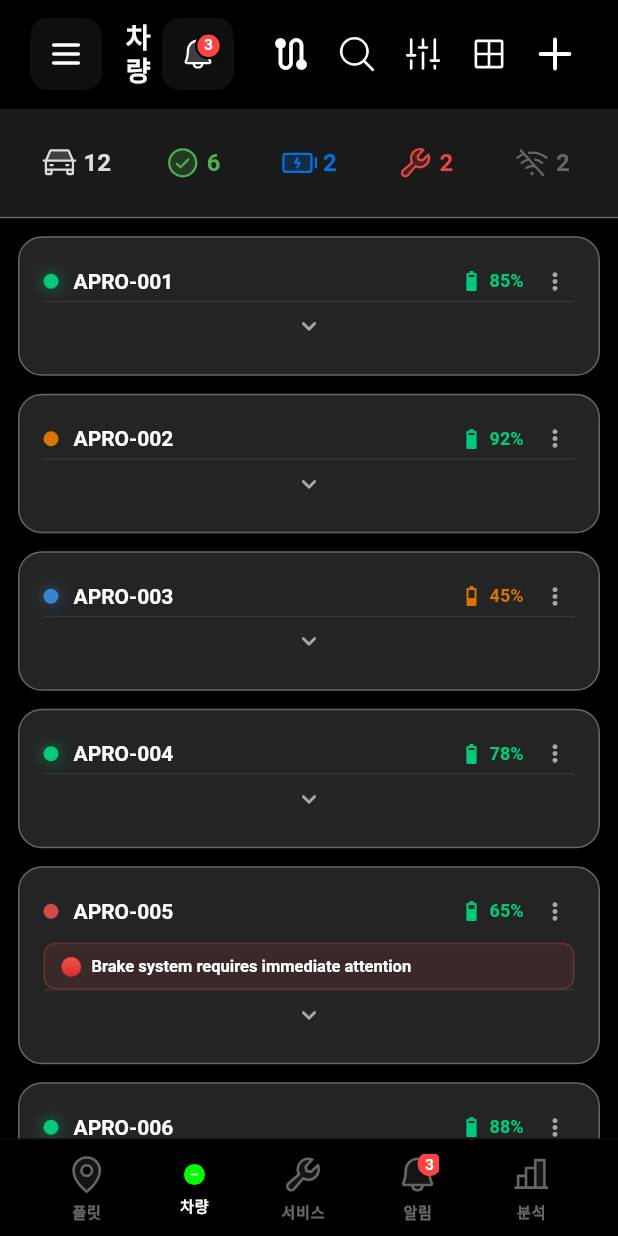
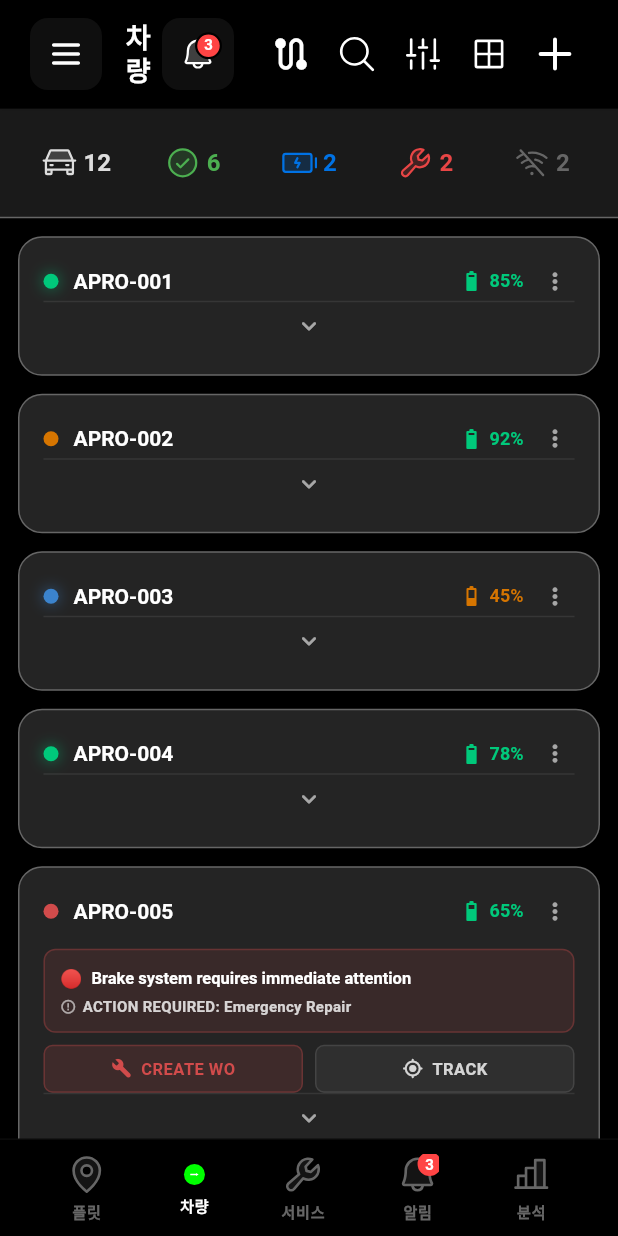
Before and after one commit to viakisun/aprofleet_manager_app, a Flutter app: the CartInventoryList screen opened by its route, on a phone screen of 412 x 824 dp. Run offline on Flutter 3.47's test engine with Material 3 defaults, Android fonts, the phone set to English and light mode, and no system bars; our stand-ins replace fl_chart, flutter_riverpod, freezed_annotation, go_router, google_maps_flutter, image_picker and 7 more; missing offline and left inert: mapbox_maps_flutter, mobile_scanner; accounts and stored records are empty; generated files the repository leaves out were written again; statements that could not run were skipped; project files that could hold a hidden picture were left out.

Commit message:
feat(vehicles): Add critical issue alerts and quick actions to cart cards
Enhanced cart card UI with critical issue notifications and quick access:

**Cart Card Enhancements:**
- Display critical issues with severity badges and action prompts
- Add quick action buttons (CREATE WO, TRACK) in collapsed state
- Improve issue visibility with two-line message display
- Add "ACTION REQUIRED" label with recommended action type

**Map Improvements:**
- Hide Mapbox scale bar for cleaner map interface

**Navigation:**
- Add cart profile route (/cm/profile/:id) with slide transition

**Mock Data:**
- Add sample cart issue to fallback cart for testing
- Include CartIssue model in mock API

**IDE Configuration:**
- Update IntelliJ IDEA project settings

🤖 Generated with [Claude Code](https://claude.com/claude-code)

Co-Authored-By: Claude <noreply@anthropic.com>

```diff
--- a/lib/core/services/map/mapbox_map_view.dart
+++ b/lib/core/services/map/mapbox_map_view.dart
@@ -97,6 +97,9 @@ class MapboxMapViewState extends ConsumerState<MapboxMapView> {
   Future<void> _onMapCreated(MapboxMap mapboxMap) async {
     _mapboxMap = mapboxMap;
     debugPrint('[MapboxMapView] Map created at globe scale');
+
+    // Hide scale bar
+    await mapboxMap.scaleBar.updateSettings(ScaleBarSettings(enabled: false));
 
     // 경로가 있으면 즉시 애니메이션 시작
     if (widget.routeCoordinates != null && !_hasAnimatedToRoute) {
--- a/lib/core/services/mock/mock_api.dart
+++ b/lib/core/services/mock/mock_api.dart
@@ -4,6 +4,7 @@ import 'package:flutter/services.dart';
 import 'package:latlong2/latlong.dart';
 
 import '../../../domain/models/cart.dart';
+import '../../../domain/models/cart_issue.dart';
 import '../../../domain/models/work_order.dart';
 import '../../../domain/models/alert.dart';
 import '../../../domain/models/telemetry.dart';
@@ -342,6 +343,18 @@ class MockApi {
       batteryLevel: 85.0,
       speed: 0.0,
       lastSeen: DateTime.now(),
+      activeIssues: [
+        CartIssue(
+          id: 'ISSUE-FB-001',
+          category: IssueCategory.hardware,
+          severity: IssueSeverity.critical,
+          message: 'Battery sensor fault detected - immediate inspection required',
+          occurredAt: DateTime.now().subtract(const Duration(hours: 2)),
+          actionType: 'Schedule inspection',
+          details: 'Battery management system reporting inconsistent voltage readings. Possible BMS malfunction.',
+        ),
+      ],
+      activeIssuesCount: 1,
     );
     _carts[fallbackCart.id] = fallbackCart;
   }
--- a/lib/features/vehicles/widgets/admin_cart_card.dart
+++ b/lib/features/vehicles/widgets/admin_cart_card.dart
@@ -345,10 +345,12 @@ class _AdminCartCardState extends State<AdminCartCard>
                       ],
                     ),
 
-              // Critical Issue Badge (if any)
+              // Critical Issue Badge + Action Buttons (if any)
               if (criticalIssue != null && !_isExpanded) ...[
+                const SizedBox(height: 12),
+                _buildCriticalIssueBadge(criticalIssue),
                 const SizedBox(height: 8),
-                _buildCriticalIssueBadge(criticalIssue),
+                _buildQuickActionButtons(),
               ],
 
               // Expanded Details Section
@@ -576,7 +578,7 @@ class _AdminCartCardState extends State<AdminCartCard>
   Widget _buildCriticalIssueBadge(CartIssue issue) {
     final color = _getIssueSeverityColor(issue.severity);
     return Container(
-      padding: const EdgeInsets.symmetric(horizontal: 10, vertical: 6),
+      padding: const EdgeInsets.all(10),
       decoration: BoxDecoration(
         color: color.withValues(alpha: 0.12),
         borderRadius: BorderRadius.circular(8),
@@ -585,7 +587,10 @@ class _AdminCartCardState extends State<AdminCartCard>
           width: 1,
         ),
       ),
-      child: Row(
+      child: Column(
+        crossAxisAlignment: CrossAxisAlignment.start,
+        children: [
+          Row(
             children: [
               Text(
                 issue.severity.emoji,
@@ -602,7 +607,31 @@ class _AdminCartCardState extends State<AdminCartCard>
                     height: 1.3,
                   ),
                   overflow: TextOverflow.ellipsis,
+                  maxLines: 2,
                 ),
+              ),
+            ],
+          ),
+          const SizedBox(height: 4),
+          Row(
+            children: [
+              Icon(
+                Icons.error_outline,
+                size: 11,
+                color: Colors.white.withValues(alpha: 0.6),
+              ),
+              const SizedBox(width: 4),
+              Text(
+                'ACTION REQUIRED: ${issue.actionType}',
+                style: TextStyle(
+                  fontSize: 10,
+                  fontWeight: FontWeight.w600,
+                  color: Colors.white.withValues(alpha: 0.8),
+                  letterSpacing: 0.2,
+                  height: 1.3,
+                ),
+              ),
+            ],
           ),
         ],
       ),
@@ -800,4 +829,89 @@ class _AdminCartCardState extends State<AdminCartCard>
       ),
     );
   }
+
+  /// Quick action buttons for collapsed state when critical issues exist
+  Widget _buildQuickActionButtons() {
+    return Row(
+      children: [
+        Expanded(
+          child: InkWell(
+            onTap: widget.onWorkOrder,
+            borderRadius: BorderRadius.circular(6),
+            child: Container(
+              padding: const EdgeInsets.symmetric(vertical: 8),
+              decoration: BoxDecoration(
+                color: const Color(0xFFD14B4B).withValues(alpha: 0.15),
+                borderRadius: BorderRadius.circular(6),
+                border: Border.all(
+                  color: const Color(0xFFD14B4B).withValues(alpha: 0.3),
+                  width: 1,
+                ),
+              ),
+              child: Row(
+                mainAxisAlignment: MainAxisAlignment.center,
+                children: [
+                  Icon(
+                    Icons.build_rounded,
+                    size: 14,
+                    color: const Color(0xFFD14B4B),
+                  ),
+                  const SizedBox(width: 6),
+                  const Text(
+                    'CREATE WO',
+                    style: TextStyle(
+                      fontSize: 11,
+                      fontWeight: FontWeight.w600,
+                      color: Color(0xFFD14B4B),
+                      letterSpacing: 0.3,
+                      height: 1.3,
+                    ),
+                  ),
+                ],
+              ),
+            ),
+          ),
+        ),
+        const SizedBox(width: 8),
+        Expanded(
+          child: InkWell(
+            onTap: widget.onTrack,
+            borderRadius: BorderRadius.circular(6),
+            child: Container(
+              padding: const EdgeInsets.symmetric(vertical: 8),
+              decoration: BoxDecoration(
+                color: Colors.white.withValues(alpha: 0.05),
+                borderRadius: BorderRadius.circular(6),
+                border: Border.all(
+                  color: Colors.white.withValues(alpha: 0.1),
+                  width: 1,
+                ),
+              ),
+              child: Row(
+                mainAxisAlignment: MainAxisAlignment.center,
+                children: [
+                  Icon(
+                    Icons.my_location_rounded,
+                    size: 14,
+                    color: Colors.white.withValues(alpha: 0.8),
+                  ),
+                  const SizedBox(width: 6),
+                  Text(
+                    'TRACK',
+                    style: TextStyle(
+                      fontSize: 11,
+                      fontWeight: FontWeight.w600,
+                      color: Colors.white.withValues(alpha: 0.8),
+                      letterSpacing: 0.3,
+                      height: 1.3,
+                    ),
+                  ),
+                ],
+              ),
+            ),
+          ),
+        ),
+      ],
+    );
   }
+}
--- a/lib/router/app_router.dart
+++ b/lib/router/app_router.dart
@@ -107,7 +107,7 @@ final appRouterProvider = Provider<GoRouter>((ref) {
             },
           ),
 
-          // Cart Management Module
+          // Cart Management Module (VEHICLES)
           GoRoute(
             path: '/cm/list',
             name: 'cart-inventory',
@@ -124,6 +124,26 @@ final appRouterProvider = Provider<GoRouter>((ref) {
                 );
               },
             ),
+          ),
+          GoRoute(
+            path: '/cm/profile/:id',
+            name: 'cart-profile',
+            pageBuilder: (context, state) {
+              final cartId = state.pathParameters['id']!;
+              return CustomTransitionPage(
+                child: CartDetailMonitor(cartId: cartId),
+                transitionsBuilder:
+                    (context, animation, secondaryAnimation, child) {
+                  return SlideTransition(
+                    position: animation.drive(
+                      Tween(begin: const Offset(1.0, 0.0), end: Offset.zero)
+                          .chain(CurveTween(curve: Curves.easeInOut)),
+                    ),
+                    child: child,
+                  );
+                },
+              );
+            },
           ),
           GoRoute(
             path: '/cm/register',
```
Also changed, not shown: 1 other file. Lines whose indentation alone changed are shown as unchanged.
